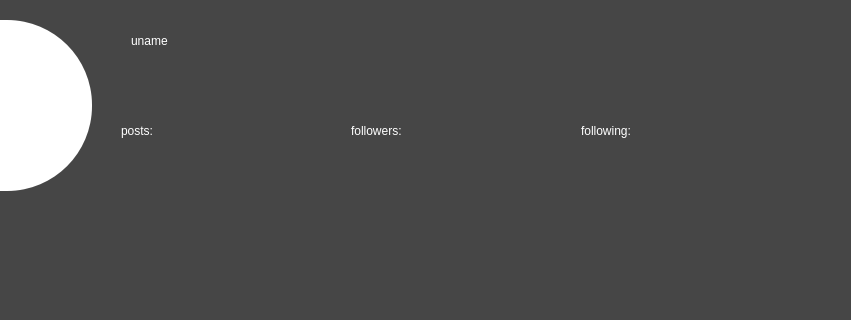
Above: social-network/mainwindow.ui from mmohammadi83/social-network before the change; both pictures show x 139 to 990 and y 0 to 320 of the 990 by 721 pixel window. Below: the same form after it.
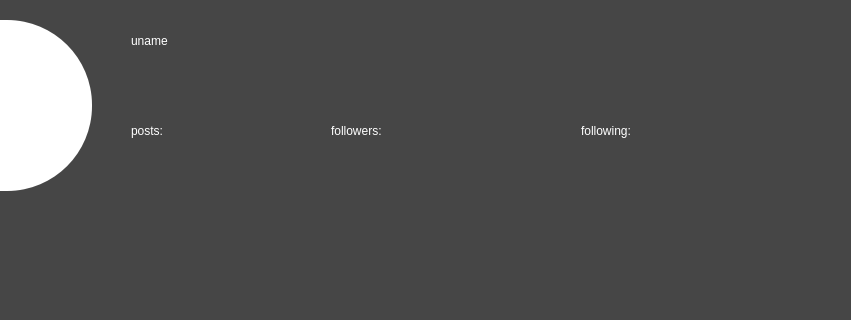
That is the form after the change.

Diff of the .ui file:
```diff
--- a/social-network/mainwindow.ui
+++ b/social-network/mainwindow.ui
@@ -42,7 +42,7 @@
    <widget class="QLabel" name="label">
     <property name="geometry">
      <rect>
-      <x>260</x>
+      <x>270</x>
       <y>110</y>
       <width>91</width>
       <height>41</height>
@@ -55,9 +55,9 @@
    <widget class="QLabel" name="label_2">
     <property name="geometry">
      <rect>
-      <x>490</x>
+      <x>470</x>
       <y>110</y>
-      <width>91</width>
+      <width>121</width>
       <height>41</height>
      </rect>
     </property>
@@ -70,7 +70,7 @@
      <rect>
       <x>720</x>
       <y>110</y>
-      <width>91</width>
+      <width>121</width>
       <height>41</height>
      </rect>
     </property>
@@ -81,9 +81,9 @@
    <widget class="QLabel" name="posts">
     <property name="geometry">
      <rect>
-      <x>340</x>
+      <x>380</x>
       <y>110</y>
-      <width>91</width>
+      <width>71</width>
       <height>41</height>
      </rect>
     </property>
@@ -94,7 +94,7 @@
    <widget class="QLabel" name="followers">
     <property name="geometry">
      <rect>
-      <x>590</x>
+      <x>620</x>
       <y>110</y>
       <width>91</width>
       <height>41</height>
@@ -107,7 +107,7 @@
    <widget class="QLabel" name="following">
     <property name="geometry">
      <rect>
-      <x>820</x>
+      <x>860</x>
       <y>110</y>
       <width>91</width>
       <height>41</height>
```
Left out of the diff: 2 changed lines with no effect on the pictures.
